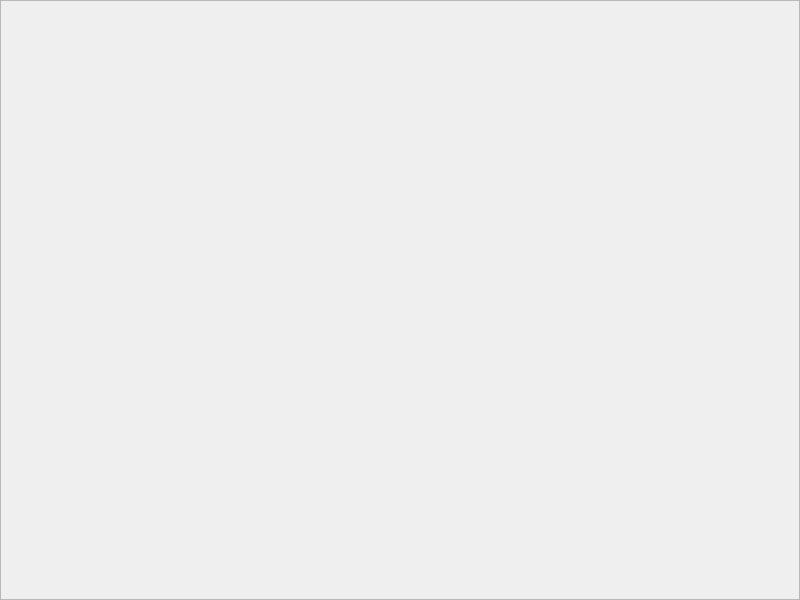
Above: loja/tela_nota_venda.ui from jmessias1725/sexloja before the change. Below: the same form after it.
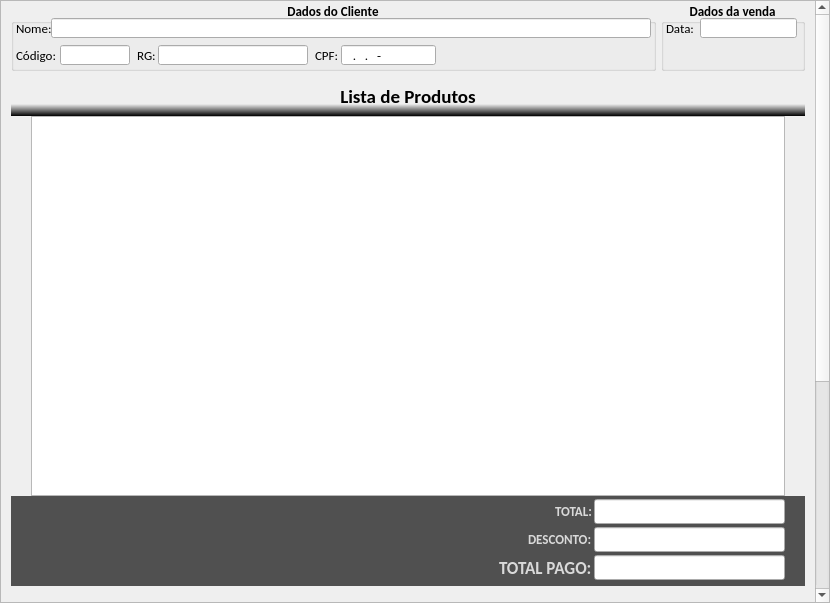
That is the form after the change. Icons and pictures are not drawn.

Patch:
```diff
--- a/loja/tela_nota_venda.ui
+++ b/loja/tela_nota_venda.ui
@@ -6,36 +6,1086 @@
    <rect>
     <x>0</x>
     <y>0</y>
-    <width>800</width>
-    <height>600</height>
+    <width>830</width>
+    <height>603</height>
    </rect>
   </property>
   <property name="windowTitle">
    <string>Nota de venda;</string>
   </property>
-  <widget class="QScrollArea" name="scrollArea">
-   <property name="geometry">
-    <rect>
-     <x>0</x>
-     <y>0</y>
-     <width>800</width>
-     <height>600</height>
-    </rect>
+  <layout class="QHBoxLayout" name="horizontalLayout_5">
+   <property name="spacing">
+    <number>0</number>
    </property>
-   <property name="widgetResizable">
-    <bool>false</bool>
+   <property name="margin">
+    <number>0</number>
    </property>
-   <widget class="QWidget" name="scrollAreaWidgetContents_3">
-    <property name="geometry">
-     <rect>
-      <x>0</x>
-      <y>0</y>
-      <width>798</width>
-      <height>598</height>
-     </rect>
-    </property>
-   </widget>
-  </widget>
+   <item>
+    <spacer name="horizontalSpacer_3">
+     <property name="orientation">
+      <enum>Qt::Horizontal</enum>
+     </property>
+     <property name="sizeHint" stdset="0">
+      <size>
+       <width>7</width>
+       <height>597</height>
+      </size>
+     </property>
+    </spacer>
+   </item>
+   <item>
+    <widget class="QScrollArea" name="scrollArea">
+     <property name="minimumSize">
+      <size>
+       <width>830</width>
+       <height>0</height>
+      </size>
+     </property>
+     <property name="maximumSize">
+      <size>
+       <width>830</width>
+       <height>16777215</height>
+      </size>
+     </property>
+     <property name="widgetResizable">
+      <bool>true</bool>
+     </property>
+     <widget class="QWidget" name="scrollAreaWidgetContents_2">
+      <property name="geometry">
+       <rect>
+        <x>0</x>
+        <y>-328</y>
+        <width>814</width>
+        <height>952</height>
+       </rect>
+      </property>
+      <layout class="QVBoxLayout" name="verticalLayout_3">
+       <property name="spacing">
+        <number>5</number>
+       </property>
+       <property name="leftMargin">
+        <number>10</number>
+       </property>
+       <property name="topMargin">
+        <number>0</number>
+       </property>
+       <property name="rightMargin">
+        <number>10</number>
+       </property>
+       <property name="bottomMargin">
+        <number>10</number>
+       </property>
+       <item>
+        <layout class="QHBoxLayout" name="horizontalLayout_3">
+         <property name="spacing">
+          <number>5</number>
+         </property>
+         <item>
+          <widget class="QGroupBox" name="gb_dados_cliente">
+           <property name="minimumSize">
+            <size>
+             <width>645</width>
+             <height>70</height>
+            </size>
+           </property>
+           <property name="font">
+            <font>
+             <family>Calibri</family>
+             <pointsize>10</pointsize>
+             <weight>75</weight>
+             <bold>true</bold>
+             <strikeout>false</strikeout>
+             <kerning>false</kerning>
+            </font>
+           </property>
+           <property name="title">
+            <string>Dados do Cliente</string>
+           </property>
+           <property name="alignment">
+            <set>Qt::AlignCenter</set>
+           </property>
+           <widget class="QLineEdit" name="le_nome">
+            <property name="geometry">
+             <rect>
+              <x>40</x>
+              <y>17</y>
+              <width>600</width>
+              <height>20</height>
+             </rect>
+            </property>
+            <property name="sizePolicy">
+             <sizepolicy hsizetype="Fixed" vsizetype="Fixed">
+              <horstretch>0</horstretch>
+              <verstretch>0</verstretch>
+             </sizepolicy>
+            </property>
+            <property name="minimumSize">
+             <size>
+              <width>410</width>
+              <height>20</height>
+             </size>
+            </property>
+            <property name="font">
+             <font>
+              <family>Calibri</family>
+              <pointsize>10</pointsize>
+              <weight>50</weight>
+              <bold>false</bold>
+              <kerning>false</kerning>
+             </font>
+            </property>
+            <property name="text">
+             <string/>
+            </property>
+            <property name="maxLength">
+             <number>60</number>
+            </property>
+            <property name="readOnly">
+             <bool>true</bool>
+            </property>
+           </widget>
+           <widget class="QLineEdit" name="le_cpf">
+            <property name="geometry">
+             <rect>
+              <x>330</x>
+              <y>44</y>
+              <width>95</width>
+              <height>20</height>
+             </rect>
+            </property>
+            <property name="sizePolicy">
+             <sizepolicy hsizetype="Fixed" vsizetype="Fixed">
+              <horstretch>0</horstretch>
+              <verstretch>0</verstretch>
+             </sizepolicy>
+            </property>
+            <property name="minimumSize">
+             <size>
+              <width>95</width>
+              <height>20</height>
+             </size>
+            </property>
+            <property name="maximumSize">
+             <size>
+              <width>95</width>
+              <height>20</height>
+             </size>
+            </property>
+            <property name="font">
+             <font>
+              <family>Calibri</family>
+              <pointsize>10</pointsize>
+              <weight>50</weight>
+              <bold>false</bold>
+              <kerning>false</kerning>
+             </font>
+            </property>
+            <property name="inputMask">
+             <string>000.000.000-00; </string>
+            </property>
+            <property name="text">
+             <string>..-</string>
+            </property>
+            <property name="maxLength">
+             <number>14</number>
+            </property>
+            <property name="readOnly">
+             <bool>true</bool>
+            </property>
+           </widget>
+           <widget class="QLabel" name="lb_nome">
+            <property name="geometry">
+             <rect>
+              <x>5</x>
+              <y>17</y>
+              <width>35</width>
+              <height>20</height>
+             </rect>
+            </property>
+            <property name="maximumSize">
+             <size>
+              <width>40</width>
+              <height>20</height>
+             </size>
+            </property>
+            <property name="font">
+             <font>
+              <family>Calibri</family>
+              <pointsize>10</pointsize>
+              <weight>50</weight>
+              <bold>false</bold>
+              <kerning>false</kerning>
+             </font>
+            </property>
+            <property name="text">
+             <string>Nome:</string>
+            </property>
+           </widget>
+           <widget class="QLabel" name="lb_rg">
+            <property name="geometry">
+             <rect>
+              <x>126</x>
+              <y>44</y>
+              <width>20</width>
+              <height>20</height>
+             </rect>
+            </property>
+            <property name="font">
+             <font>
+              <family>Calibri</family>
+              <pointsize>10</pointsize>
+              <weight>50</weight>
+              <bold>false</bold>
+              <kerning>false</kerning>
+             </font>
+            </property>
+            <property name="text">
+             <string>RG:</string>
+            </property>
+           </widget>
+           <widget class="QLabel" name="lb_cpf">
+            <property name="geometry">
+             <rect>
+              <x>304</x>
+              <y>44</y>
+              <width>26</width>
+              <height>20</height>
+             </rect>
+            </property>
+            <property name="font">
+             <font>
+              <family>Calibri</family>
+              <pointsize>10</pointsize>
+              <weight>50</weight>
+              <bold>false</bold>
+              <kerning>false</kerning>
+             </font>
+            </property>
+            <property name="text">
+             <string>CPF:</string>
+            </property>
+           </widget>
+           <widget class="QLineEdit" name="le_rg">
+            <property name="geometry">
+             <rect>
+              <x>147</x>
+              <y>44</y>
+              <width>150</width>
+              <height>20</height>
+             </rect>
+            </property>
+            <property name="minimumSize">
+             <size>
+              <width>120</width>
+              <height>20</height>
+             </size>
+            </property>
+            <property name="maximumSize">
+             <size>
+              <width>200</width>
+              <height>20</height>
+             </size>
+            </property>
+            <property name="font">
+             <font>
+              <family>Calibri</family>
+              <pointsize>10</pointsize>
+              <weight>50</weight>
+              <bold>false</bold>
+              <kerning>false</kerning>
+             </font>
+            </property>
+            <property name="inputMask">
+             <string>00000000000000000000; </string>
+            </property>
+            <property name="text">
+             <string/>
+            </property>
+            <property name="maxLength">
+             <number>20</number>
+            </property>
+            <property name="cursorPosition">
+             <number>20</number>
+            </property>
+            <property name="readOnly">
+             <bool>true</bool>
+            </property>
+           </widget>
+           <widget class="QLineEdit" name="le_codigo">
+            <property name="geometry">
+             <rect>
+              <x>49</x>
+              <y>44</y>
+              <width>70</width>
+              <height>20</height>
+             </rect>
+            </property>
+            <property name="font">
+             <font>
+              <weight>50</weight>
+              <bold>false</bold>
+             </font>
+            </property>
+            <property name="inputMask">
+             <string>000000000; </string>
+            </property>
+            <property name="text">
+             <string/>
+            </property>
+            <property name="cursorPosition">
+             <number>9</number>
+            </property>
+            <property name="readOnly">
+             <bool>true</bool>
+            </property>
+           </widget>
+           <widget class="QLabel" name="lb_codigo">
+            <property name="geometry">
+             <rect>
+              <x>5</x>
+              <y>44</y>
+              <width>42</width>
+              <height>20</height>
+             </rect>
+            </property>
+            <property name="font">
+             <font>
+              <weight>50</weight>
+              <bold>false</bold>
+             </font>
+            </property>
+            <property name="text">
+             <string>Código:</string>
+            </property>
+           </widget>
+          </widget>
+         </item>
+         <item>
+          <widget class="QGroupBox" name="gb_dados_venda">
+           <property name="minimumSize">
+            <size>
+             <width>140</width>
+             <height>70</height>
+            </size>
+           </property>
+           <property name="font">
+            <font>
+             <family>Calibri</family>
+             <pointsize>10</pointsize>
+             <weight>75</weight>
+             <bold>true</bold>
+            </font>
+           </property>
+           <property name="title">
+            <string>Dados da venda</string>
+           </property>
+           <property name="alignment">
+            <set>Qt::AlignCenter</set>
+           </property>
+           <widget class="QLabel" name="lb_data">
+            <property name="geometry">
+             <rect>
+              <x>5</x>
+              <y>17</y>
+              <width>30</width>
+              <height>20</height>
+             </rect>
+            </property>
+            <property name="font">
+             <font>
+              <weight>50</weight>
+              <bold>false</bold>
+             </font>
+            </property>
+            <property name="text">
+             <string>Data:</string>
+            </property>
+           </widget>
+           <widget class="QLineEdit" name="le_data">
+            <property name="geometry">
+             <rect>
+              <x>39</x>
+              <y>17</y>
+              <width>97</width>
+              <height>20</height>
+             </rect>
+            </property>
+            <property name="font">
+             <font>
+              <weight>50</weight>
+              <bold>false</bold>
+             </font>
+            </property>
+            <property name="inputMask">
+             <string/>
+            </property>
+            <property name="text">
+             <string/>
+            </property>
+            <property name="cursorPosition">
+             <number>0</number>
+            </property>
+            <property name="readOnly">
+             <bool>true</bool>
+            </property>
+           </widget>
+          </widget>
+         </item>
+        </layout>
+       </item>
+       <item>
+        <layout class="QVBoxLayout" name="verticalLayout">
+         <property name="spacing">
+          <number>0</number>
+         </property>
+         <item>
+          <widget class="QLabel" name="lb_lista_de_produtos">
+           <property name="minimumSize">
+            <size>
+             <width>790</width>
+             <height>40</height>
+            </size>
+           </property>
+           <property name="font">
+            <font>
+             <family>Calibri</family>
+             <pointsize>14</pointsize>
+             <weight>75</weight>
+             <bold>true</bold>
+            </font>
+           </property>
+           <property name="styleSheet">
+            <string notr="true">QFrame{	
+	background-color: qlineargradient(spread:pad, x1:1, y1:1, x2:1, y2:0, stop:0 rgba(0, 0, 0, 255), stop:0.3 rgba(255, 255, 255, 0));
+	border: none;
+	color:#000000
+}
+</string>
+           </property>
+           <property name="text">
+            <string>Lista de Produtos</string>
+           </property>
+           <property name="alignment">
+            <set>Qt::AlignCenter</set>
+           </property>
+          </widget>
+         </item>
+         <item>
+          <layout class="QHBoxLayout" name="horizontalLayout">
+           <property name="spacing">
+            <number>0</number>
+           </property>
+           <item>
+            <widget class="QFrame" name="frame_6">
+             <property name="minimumSize">
+              <size>
+               <width>20</width>
+               <height>380</height>
+              </size>
+             </property>
+             <property name="styleSheet">
+              <string notr="true">QFrame{
+	background-color: qlineargradient(x1:0, y1:1, x0:1, y0:0,
+                                       stop:0.3 #505050, stop:0.6 #000000);
+	border: none;
+}
+
+QToolButton{
+	color:#FFFFFF
+}</string>
+             </property>
+             <property name="frameShape">
+              <enum>QFrame::StyledPanel</enum>
+             </property>
+             <property name="frameShadow">
+              <enum>QFrame::Raised</enum>
+             </property>
+            </widget>
+           </item>
+           <item>
+            <widget class="QTableWidget" name="tw_lista_produtos">
+             <property name="minimumSize">
+              <size>
+               <width>750</width>
+               <height>380</height>
+              </size>
+             </property>
+             <property name="font">
+              <font>
+               <family>Calibri</family>
+               <pointsize>9</pointsize>
+              </font>
+             </property>
+             <property name="alternatingRowColors">
+              <bool>true</bool>
+             </property>
+             <property name="rowCount">
+              <number>0</number>
+             </property>
+             <property name="columnCount">
+              <number>0</number>
+             </property>
+             <attribute name="horizontalHeaderDefaultSectionSize">
+              <number>360</number>
+             </attribute>
+             <attribute name="horizontalHeaderHighlightSections">
+              <bool>true</bool>
+             </attribute>
+             <attribute name="horizontalHeaderMinimumSectionSize">
+              <number>95</number>
+             </attribute>
+             <attribute name="horizontalHeaderStretchLastSection">
+              <bool>true</bool>
+             </attribute>
+             <attribute name="verticalHeaderVisible">
+              <bool>false</bool>
+             </attribute>
+             <attribute name="verticalHeaderDefaultSectionSize">
+              <number>20</number>
+             </attribute>
+             <attribute name="verticalHeaderMinimumSectionSize">
+              <number>20</number>
+             </attribute>
+            </widget>
+           </item>
+           <item>
+            <widget class="QFrame" name="frame_3">
+             <property name="minimumSize">
+              <size>
+               <width>20</width>
+               <height>380</height>
+              </size>
+             </property>
+             <property name="styleSheet">
+              <string notr="true">QFrame{
+	background-color: qlineargradient(x1:0, y1:1, x0:1, y0:0,
+                                       stop:0.3 #505050, stop:0.6 #000000);
+	border: none;
+}
+</string>
+             </property>
+             <property name="frameShape">
+              <enum>QFrame::StyledPanel</enum>
+             </property>
+             <property name="frameShadow">
+              <enum>QFrame::Raised</enum>
+             </property>
+            </widget>
+           </item>
+          </layout>
+         </item>
+         <item>
+          <widget class="QFrame" name="frame">
+           <property name="minimumSize">
+            <size>
+             <width>790</width>
+             <height>90</height>
+            </size>
+           </property>
+           <property name="styleSheet">
+            <string notr="true">QFrame{
+	background-color: #505050;
+	border: none;
+}</string>
+           </property>
+           <property name="frameShape">
+            <enum>QFrame::StyledPanel</enum>
+           </property>
+           <property name="frameShadow">
+            <enum>QFrame::Raised</enum>
+           </property>
+           <layout class="QHBoxLayout" name="horizontalLayout_9">
+            <property name="spacing">
+             <number>2</number>
+            </property>
+            <property name="leftMargin">
+             <number>20</number>
+            </property>
+            <property name="topMargin">
+             <number>2</number>
+            </property>
+            <property name="rightMargin">
+             <number>20</number>
+            </property>
+            <property name="bottomMargin">
+             <number>2</number>
+            </property>
+            <item>
+             <layout class="QVBoxLayout" name="verticalLayout_4">
+              <property name="spacing">
+               <number>2</number>
+              </property>
+              <item>
+               <layout class="QHBoxLayout" name="horizontalLayout_6">
+                <item>
+                 <spacer name="horizontalSpacer_5">
+                  <property name="orientation">
+                   <enum>Qt::Horizontal</enum>
+                  </property>
+                  <property name="sizeHint" stdset="0">
+                   <size>
+                    <width>40</width>
+                    <height>20</height>
+                   </size>
+                  </property>
+                 </spacer>
+                </item>
+                <item>
+                 <widget class="QLabel" name="lb_total">
+                  <property name="font">
+                   <font>
+                    <family>Calibri</family>
+                    <pointsize>10</pointsize>
+                    <weight>75</weight>
+                    <bold>true</bold>
+                   </font>
+                  </property>
+                  <property name="styleSheet">
+                   <string notr="true">color: rgb(217, 217, 217);</string>
+                  </property>
+                  <property name="text">
+                   <string>TOTAL:</string>
+                  </property>
+                 </widget>
+                </item>
+                <item>
+                 <widget class="QLineEdit" name="le_total">
+                  <property name="minimumSize">
+                   <size>
+                    <width>191</width>
+                    <height>25</height>
+                   </size>
+                  </property>
+                  <property name="maximumSize">
+                   <size>
+                    <width>191</width>
+                    <height>25</height>
+                   </size>
+                  </property>
+                  <property name="font">
+                   <font>
+                    <family>Calibri</family>
+                    <pointsize>12</pointsize>
+                    <weight>50</weight>
+                    <bold>false</bold>
+                   </font>
+                  </property>
+                  <property name="styleSheet">
+                   <string notr="true"/>
+                  </property>
+                  <property name="text">
+                   <string/>
+                  </property>
+                  <property name="alignment">
+                   <set>Qt::AlignRight|Qt::AlignTrailing|Qt::AlignVCenter</set>
+                  </property>
+                  <property name="readOnly">
+                   <bool>true</bool>
+                  </property>
+                 </widget>
+                </item>
+               </layout>
+              </item>
+              <item>
+               <layout class="QHBoxLayout" name="horizontalLayout_7">
+                <item>
+                 <spacer name="horizontalSpacer_6">
+                  <property name="orientation">
+                   <enum>Qt::Horizontal</enum>
+                  </property>
+                  <property name="sizeHint" stdset="0">
+                   <size>
+                    <width>40</width>
+                    <height>20</height>
+                   </size>
+                  </property>
+                 </spacer>
+                </item>
+                <item>
+                 <widget class="QLabel" name="lb_desconto">
+                  <property name="font">
+                   <font>
+                    <family>Calibri</family>
+                    <pointsize>10</pointsize>
+                    <weight>75</weight>
+                    <bold>true</bold>
+                   </font>
+                  </property>
+                  <property name="styleSheet">
+                   <string notr="true">color: rgb(217, 217, 217);</string>
+                  </property>
+                  <property name="text">
+                   <string>DESCONTO:</string>
+                  </property>
+                 </widget>
+                </item>
+                <item>
+                 <widget class="QLineEdit" name="le_desconto">
+                  <property name="minimumSize">
+                   <size>
+                    <width>191</width>
+                    <height>25</height>
+                   </size>
+                  </property>
+                  <property name="maximumSize">
+                   <size>
+                    <width>191</width>
+                    <height>25</height>
+                   </size>
+                  </property>
+                  <property name="font">
+                   <font>
+                    <family>Calibri</family>
+                    <pointsize>12</pointsize>
+                    <weight>50</weight>
+                    <bold>false</bold>
+                   </font>
+                  </property>
+                  <property name="styleSheet">
+                   <string notr="true">color: rgb(0, 0, 255);</string>
+                  </property>
+                  <property name="inputMask">
+                   <string/>
+                  </property>
+                  <property name="text">
+                   <string/>
+                  </property>
+                  <property name="alignment">
+                   <set>Qt::AlignRight|Qt::AlignTrailing|Qt::AlignVCenter</set>
+                  </property>
+                  <property name="readOnly">
+                   <bool>false</bool>
+                  </property>
+                 </widget>
+                </item>
+               </layout>
+              </item>
+              <item>
+               <layout class="QHBoxLayout" name="horizontalLayout_8">
+                <item>
+                 <spacer name="horizontalSpacer_7">
+                  <property name="orientation">
+                   <enum>Qt::Horizontal</enum>
+                  </property>
+                  <property name="sizeHint" stdset="0">
+                   <size>
+                    <width>40</width>
+                    <height>20</height>
+                   </size>
+                  </property>
+                 </spacer>
+                </item>
+                <item>
+                 <widget class="QLabel" name="lb_total_pago">
+                  <property name="font">
+                   <font>
+                    <family>Calibri</family>
+                    <pointsize>13</pointsize>
+                    <weight>75</weight>
+                    <bold>true</bold>
+                   </font>
+                  </property>
+                  <property name="styleSheet">
+                   <string notr="true">color: rgb(217, 217, 217);</string>
+                  </property>
+                  <property name="text">
+                   <string>TOTAL PAGO:</string>
+                  </property>
+                 </widget>
+                </item>
+                <item>
+                 <widget class="QLineEdit" name="le_total_a_pagar">
+                  <property name="minimumSize">
+                   <size>
+                    <width>191</width>
+                    <height>25</height>
+                   </size>
+                  </property>
+                  <property name="maximumSize">
+                   <size>
+                    <width>191</width>
+                    <height>25</height>
+                   </size>
+                  </property>
+                  <property name="font">
+                   <font>
+                    <family>Calibri</family>
+                    <pointsize>15</pointsize>
+                    <weight>50</weight>
+                    <bold>false</bold>
+                   </font>
+                  </property>
+                  <property name="styleSheet">
+                   <string notr="true">color: rgb(255, 0, 0);</string>
+                  </property>
+                  <property name="text">
+                   <string/>
+                  </property>
+                  <property name="alignment">
+                   <set>Qt::AlignRight|Qt::AlignTrailing|Qt::AlignVCenter</set>
+                  </property>
+                  <property name="readOnly">
+                   <bool>true</bool>
+                  </property>
+                 </widget>
+                </item>
+               </layout>
+              </item>
+             </layout>
+            </item>
+           </layout>
+          </widget>
+         </item>
+        </layout>
+       </item>
+       <item>
+        <layout class="QVBoxLayout" name="verticalLayout_2">
+         <property name="spacing">
+          <number>0</number>
+         </property>
+         <item>
+          <widget class="QLabel" name="lb_forma_pagamento">
+           <property name="minimumSize">
+            <size>
+             <width>790</width>
+             <height>40</height>
+            </size>
+           </property>
+           <property name="font">
+            <font>
+             <family>Calibri</family>
+             <pointsize>14</pointsize>
+             <weight>75</weight>
+             <bold>true</bold>
+            </font>
+           </property>
+           <property name="styleSheet">
+            <string notr="true">QFrame{	
+	background-color: qlineargradient(spread:pad, x1:1, y1:1, x2:1, y2:0, stop:0 rgba(0, 0, 0, 255), stop:0.3 rgba(255, 255, 255, 0));
+	border: none;
+	color:#000000
+}
+</string>
+           </property>
+           <property name="text">
+            <string>Forma de pagamento</string>
+           </property>
+           <property name="alignment">
+            <set>Qt::AlignCenter</set>
+           </property>
+          </widget>
+         </item>
+         <item>
+          <layout class="QHBoxLayout" name="horizontalLayout_2">
+           <property name="spacing">
+            <number>0</number>
+           </property>
+           <item>
+            <widget class="QFrame" name="frame_5">
+             <property name="minimumSize">
+              <size>
+               <width>20</width>
+               <height>250</height>
+              </size>
+             </property>
+             <property name="styleSheet">
+              <string notr="true">QFrame{
+	background-color: qlineargradient(x1:0, y1:1, x0:1, y0:0,
+                                       stop:0.3 #505050, stop:0.6 #000000);
+	border: none;
+}
+
+QToolButton{
+	color:#FFFFFF
+}</string>
+             </property>
+             <property name="frameShape">
+              <enum>QFrame::StyledPanel</enum>
+             </property>
+             <property name="frameShadow">
+              <enum>QFrame::Raised</enum>
+             </property>
+            </widget>
+           </item>
+           <item>
+            <widget class="QTableWidget" name="tw_lista_pagamento">
+             <property name="minimumSize">
+              <size>
+               <width>750</width>
+               <height>250</height>
+              </size>
+             </property>
+             <property name="font">
+              <font>
+               <family>Calibri</family>
+               <pointsize>9</pointsize>
+              </font>
+             </property>
+             <property name="alternatingRowColors">
+              <bool>true</bool>
+             </property>
+             <property name="rowCount">
+              <number>0</number>
+             </property>
+             <property name="columnCount">
+              <number>0</number>
+             </property>
+             <attribute name="horizontalHeaderDefaultSectionSize">
+              <number>400</number>
+             </attribute>
+             <attribute name="horizontalHeaderHighlightSections">
+              <bool>true</bool>
+             </attribute>
+             <attribute name="horizontalHeaderMinimumSectionSize">
+              <number>95</number>
+             </attribute>
+             <attribute name="horizontalHeaderStretchLastSection">
+              <bool>true</bool>
+             </attribute>
+             <attribute name="verticalHeaderVisible">
+              <bool>false</bool>
+             </attribute>
+             <attribute name="verticalHeaderDefaultSectionSize">
+              <number>20</number>
+             </attribute>
+             <attribute name="verticalHeaderMinimumSectionSize">
+              <number>20</number>
+             </attribute>
+            </widget>
+           </item>
+           <item>
+            <widget class="QFrame" name="frame_4">
+             <property name="minimumSize">
+              <size>
+               <width>20</width>
+               <height>250</height>
+              </size>
+             </property>
+             <property name="styleSheet">
+              <string notr="true">QFrame{
+	background-color: qlineargradient(x1:0, y1:1, x0:1, y0:0,
+                                       stop:0.3 #505050, stop:0.6 #000000);
+	border: none;
+}
+</string>
+             </property>
+             <property name="frameShape">
+              <enum>QFrame::StyledPanel</enum>
+             </property>
+             <property name="frameShadow">
+              <enum>QFrame::Raised</enum>
+             </property>
+            </widget>
+           </item>
+          </layout>
+         </item>
+         <item>
+          <widget class="QFrame" name="frame_2">
+           <property name="minimumSize">
+            <size>
+             <width>790</width>
+             <height>20</height>
+            </size>
+           </property>
+           <property name="styleSheet">
+            <string notr="true">QFrame{
+	background-color: #505050;
+	border: none;
+}</string>
+           </property>
+           <property name="frameShape">
+            <enum>QFrame::StyledPanel</enum>
+           </property>
+           <property name="frameShadow">
+            <enum>QFrame::Raised</enum>
+           </property>
+          </widget>
+         </item>
+        </layout>
+       </item>
+       <item>
+        <layout class="QHBoxLayout" name="horizontalLayout_4">
+         <item>
+          <spacer name="horizontalSpacer">
+           <property name="orientation">
+            <enum>Qt::Horizontal</enum>
+           </property>
+           <property name="sizeHint" stdset="0">
+            <size>
+             <width>40</width>
+             <height>20</height>
+            </size>
+           </property>
+          </spacer>
+         </item>
+         <item>
+          <widget class="QPushButton" name="btn_confirmar">
+           <property name="minimumSize">
+            <size>
+             <width>104</width>
+             <height>25</height>
+            </size>
+           </property>
+           <property name="maximumSize">
+            <size>
+             <width>104</width>
+             <height>25</height>
+            </size>
+           </property>
+           <property name="font">
+            <font>
+             <family>Calibri</family>
+             <pointsize>10</pointsize>
+            </font>
+           </property>
+           <property name="text">
+            <string>Reabrir Nota</string>
+           </property>
+           <property name="icon">
+            <iconset resource="imagens.qrc">
+             <normaloff>:/img/img/abrir.png</normaloff>:/img/img/abrir.png</iconset>
+           </property>
+           <property name="iconSize">
+            <size>
+             <width>20</width>
+             <height>20</height>
+            </size>
+           </property>
+          </widget>
+         </item>
+         <item>
+          <spacer name="horizontalSpacer_2">
+           <property name="orientation">
+            <enum>Qt::Horizontal</enum>
+           </property>
+           <property name="sizeHint" stdset="0">
+            <size>
+             <width>40</width>
+             <height>20</height>
+            </size>
+           </property>
+          </spacer>
+         </item>
+        </layout>
+       </item>
+      </layout>
+     </widget>
+    </widget>
+   </item>
+   <item>
+    <spacer name="horizontalSpacer_4">
+     <property name="orientation">
+      <enum>Qt::Horizontal</enum>
+     </property>
+     <property name="sizeHint" stdset="0">
+      <size>
+       <width>7</width>
+       <height>597</height>
+      </size>
+     </property>
+    </spacer>
+   </item>
+  </layout>
  </widget>
  <resources/>
  <connections/>
```
Left out of the diff: 4 changed lines with no effect on the pictures.
